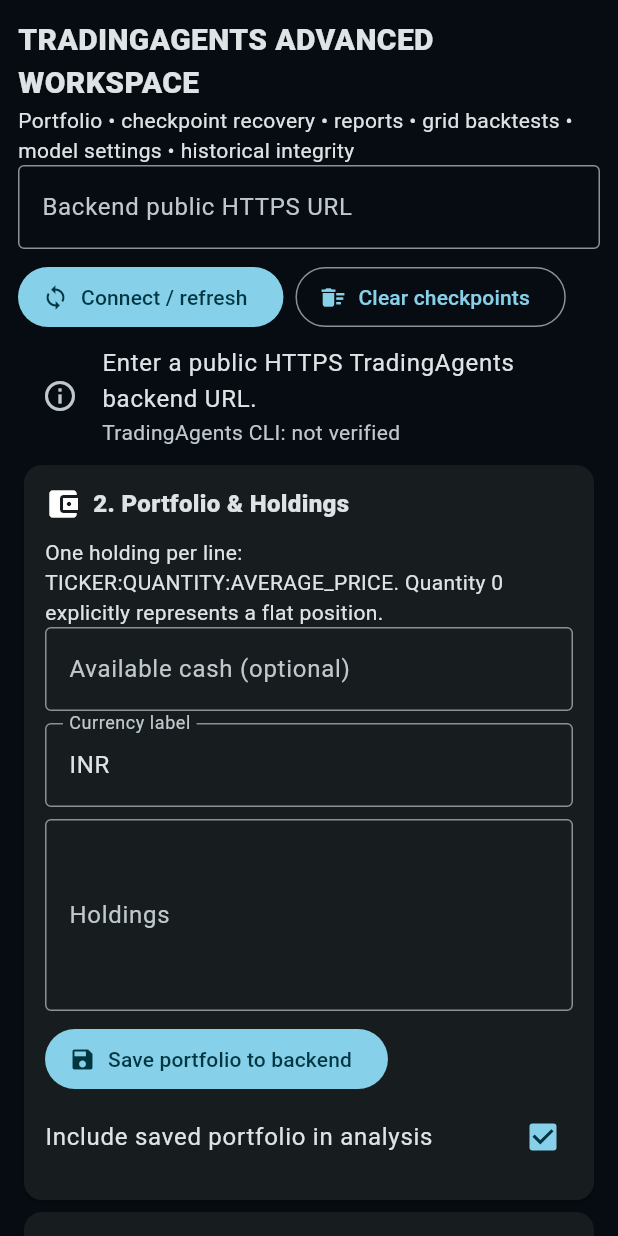
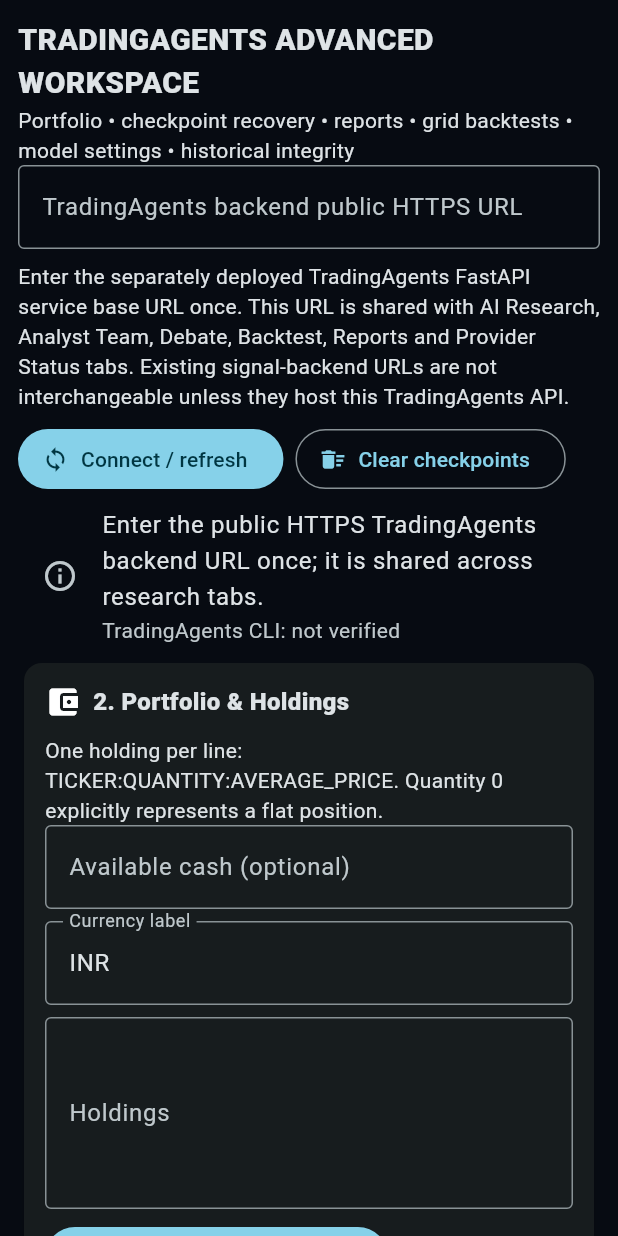
Before and after one commit to sparmar3786-pixel/GitHub-Ai, a Flutter app: the TradingAgentsAdvancedPage widget shown alone on an empty page, opened directly, on a phone screen of 412 x 824 dp. Run offline on Flutter 3.47's test engine with Material 3 defaults, Android fonts, the phone set to English and light mode, and no system bars; our stand-ins replace flutter_secure_storage, shared_preferences; accounts and stored records are empty; network calls fail.

Commit message:
Share TradingAgents backend URL across research tabs

```diff
--- a/mobile/lib/tradingagents_advanced_page.dart
+++ b/mobile/lib/tradingagents_advanced_page.dart
@@ -2,6 +2,7 @@ import 'dart:convert';
 import 'package:flutter/material.dart';
 import 'package:flutter/services.dart';
 import 'package:http/http.dart' as http;
+import 'package:shared_preferences/shared_preferences.dart';
 import 'package:url_launcher/url_launcher.dart';
 
 class TradingAgentsAdvancedPage extends StatefulWidget {
@@ -33,14 +34,32 @@ class _TradingAgentsAdvancedPageState extends State<TradingAgentsAdvancedPage> {
   Map<String, dynamic> config = {};
   List<dynamic> reports = [];
   String memoryText = '';
-  String resultText = '', error = '', status = 'Enter a public HTTPS TradingAgents backend URL.';
+  String resultText = '', error = '', status = 'Enter the public HTTPS TradingAgents backend URL once; it is shared across research tabs.';
+
+  @override
+  void initState() {
+    super.initState();
+    _restoreBackendUrl();
+  }
+
+  Future<void> _restoreBackendUrl() async {
+    try {
+      final prefs = await SharedPreferences.getInstance();
+      final saved = prefs.getString('tradingagents_backend_url');
+      if (saved != null && saved.trim().isNotEmpty && mounted && url.text.trim().isEmpty) {
+        setState(() => url.text = saved.trim());
+      }
+    } catch (_) {
+      // The user can still enter the URL manually if preferences are unavailable.
+    }
+  }
 
   Uri endpoint(String path) {
     final raw = url.text.trim().replaceAll(RegExp(r'/+$'), '');
     final base = Uri.tryParse(raw);
     if (base == null || base.scheme != 'https' || base.host.isEmpty || base.userInfo.isNotEmpty ||
         base.hasQuery || base.hasFragment || base.host == 'localhost' || base.host == '127.0.0.1') {
-      throw const FormatException('Enter a public HTTPS backend URL.');
+      throw const FormatException('TradingAgents backend URL is missing or invalid. Enter its deployed public HTTPS base URL (not an endpoint path), then tap Connect / refresh. The URL is shared with the other research tabs.');
     }
     return base.replace(path: base.path.replaceAll(RegExp(r'/+$'), '') + '/v1' + path);
   }
@@ -67,7 +86,12 @@ class _TradingAgentsAdvancedPageState extends State<TradingAgentsAdvancedPage> {
   Future<void> action(Future<void> Function() callback) async {
     if (busy) return;
     setState(() { busy = true; error = ''; status = 'Working…'; });
-    try { await callback(); if (mounted) setState(() => status = 'Request completed'); }
+    try {
+      final prefs = await SharedPreferences.getInstance();
+      await prefs.setString('tradingagents_backend_url', url.text.trim());
+      await callback();
+      if (mounted) setState(() => status = 'Request completed');
+    }
     catch (e) { if (mounted) setState(() { error = e.toString().replaceFirst('Exception: ', ''); status = 'Action failed'; }); }
     finally { if (mounted) setState(() => busy = false); }
   }
@@ -204,7 +228,8 @@ class _TradingAgentsAdvancedPageState extends State<TradingAgentsAdvancedPage> {
     return ListView(padding: const EdgeInsets.all(12), children: [
       const Text('TRADINGAGENTS ADVANCED WORKSPACE', style: TextStyle(fontSize: 20, fontWeight: FontWeight.w900)),
       const Text('Portfolio • checkpoint recovery • reports • grid backtests • model settings • historical integrity'),
-      field(url, 'Backend public HTTPS URL', hint: 'https://your-service.up.railway.app'),
+      field(url, 'TradingAgents backend public HTTPS URL', hint: 'https://your-deployed-tradingagents-service.example.com'),
+      const Padding(padding: EdgeInsets.only(bottom: 8), child: Text('Enter the separately deployed TradingAgents FastAPI service base URL once. This URL is shared with AI Research, Analyst Team, Debate, Backtest, Reports and Provider Status tabs. Existing signal-backend URLs are not interchangeable unless they host this TradingAgents API.')),
       Wrap(spacing: 8, children: [
         FilledButton.icon(onPressed: busy ? null : refreshAll, icon: const Icon(Icons.sync), label: const Text('Connect / refresh')),
         OutlinedButton.icon(onPressed: busy ? null : clearCheckpoints, icon: const Icon(Icons.delete_sweep), label: const Text('Clear checkpoints')),
```
